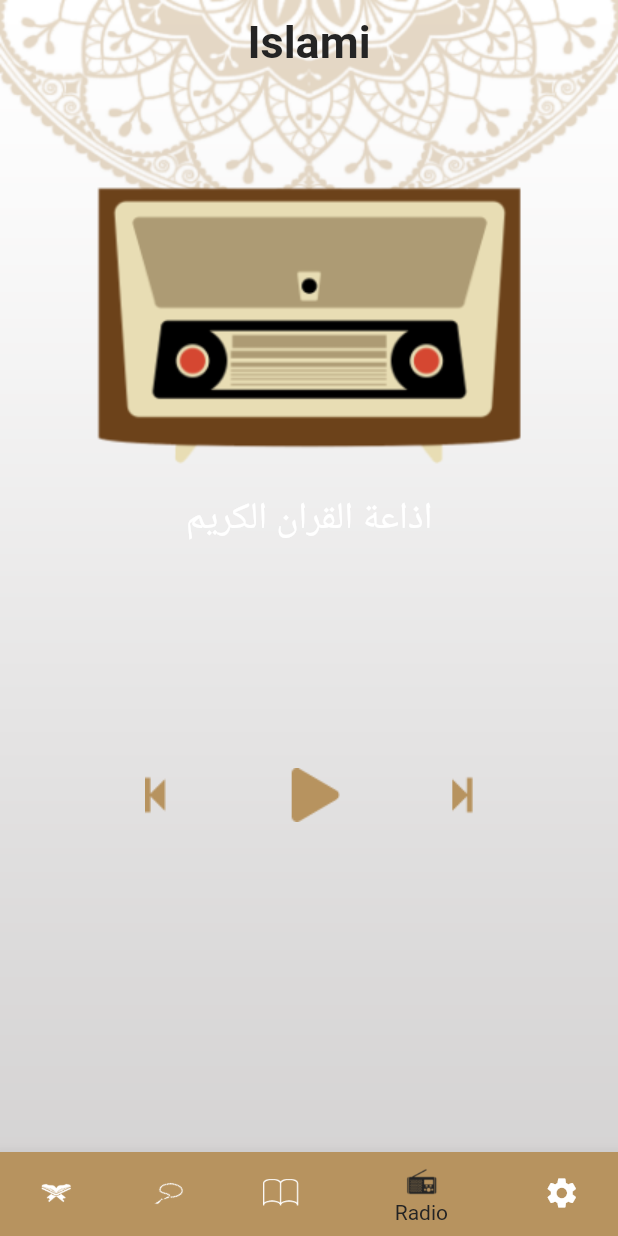
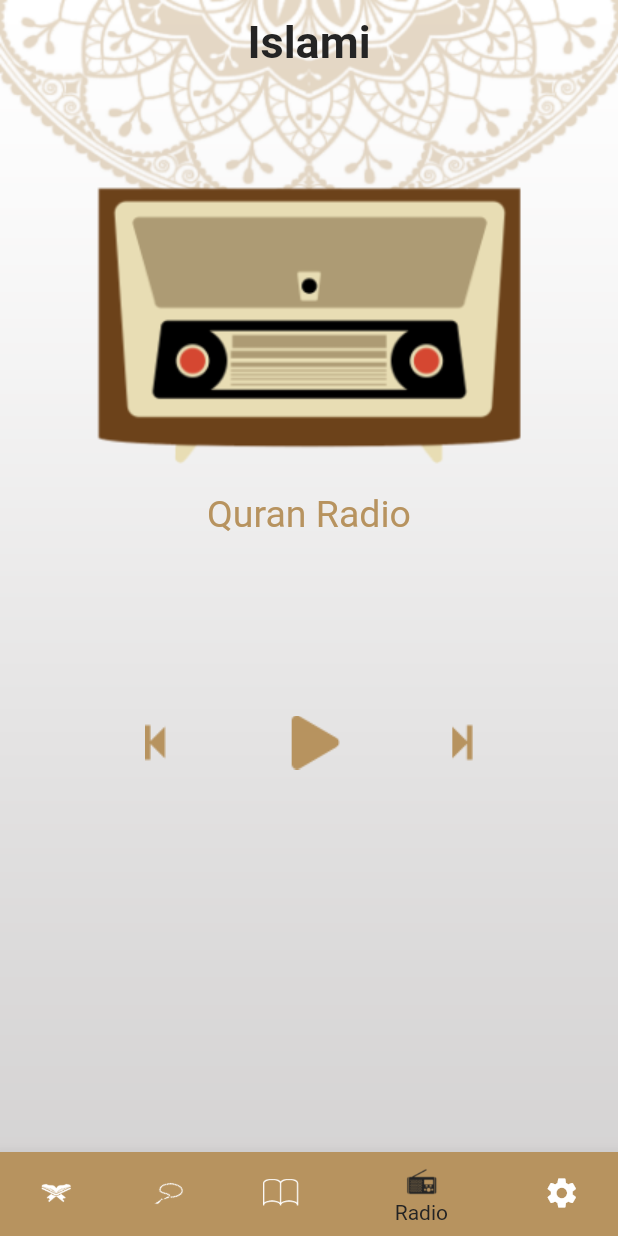
Before and after one commit to MennaAhmeed/islami, a Flutter app: the screen it shows after launch, item 4 of the bottom bar chosen, on a phone screen of 412 x 824 dp. Run offline on Flutter 3.47's test engine with Material 2 defaults, Android fonts, the phone set to English and light mode, and no system bars; generated files the repository leaves out were written again.

Commit message:
editing theming

```diff
--- a/lib/home/tabs/radio_tab.dart
+++ b/lib/home/tabs/radio_tab.dart
@@ -1,20 +1,24 @@
 import 'package:flutter/material.dart';
+import 'package:islami/home/providers/app_provider.dart';
 import 'package:islami/my_theme.dart';
+import 'package:provider/provider.dart';
+import 'package:flutter_gen/gen_l10n/app_localizations.dart';
 
 class RadioTab extends StatelessWidget {
   @override
   Widget build(BuildContext context) {
+    var provider=Provider.of<AppProvider>(context);
     return Container(
    child:Column(
      children: [
        SizedBox(height: 50,),
        Image.asset('assets/images/radio_header.png'),
-       Text('اذاعة القران الكريم',
+       Text(AppLocalizations.of(context)!.quranradio,
          style:TextStyle(
-             color: MyThemeData.colorWhite,
+             color: provider.themeMode==ThemeMode.light?MyThemeData.colorGold:MyThemeData.colorYellow,
            fontSize: 25
          ),),
-       SizedBox(height: 150,),
+       SizedBox(height: 120,),
        Image.asset('assets/images/radiobtn.png'),
      ],
    ),
--- a/lib/home/tabs/sebha_tab.dart
+++ b/lib/home/tabs/sebha_tab.dart
@@ -2,6 +2,7 @@ import 'package:flutter/material.dart';
 import 'package:islami/home/providers/app_provider.dart';
 import 'package:islami/my_theme.dart';
 import 'package:provider/provider.dart';
+import 'package:flutter_gen/gen_l10n/app_localizations.dart';
 
 class SebhaTab extends StatefulWidget {
   @override
@@ -46,7 +47,8 @@ class _SebhaTabState extends State<SebhaTab> {
             ],
           ),
           SizedBox(height: 20,),
-          Text('عدد التسبيحات',style: Theme.of(context).textTheme.bodyText1,),
+          Text(AppLocalizations.of(context)!.numberofcounters ,
+            style: Theme.of(context).textTheme.bodyText1,),
           SizedBox(height: 15,),
           Container(
             padding: EdgeInsets.all(20),
--- a/lib/l10n/app_ar.arb
+++ b/lib/l10n/app_ar.arb
@@ -6,5 +6,7 @@
 "radio":"الاذاعة",
 "ahadeth":"الأحاديث",
 "language":"اللغة",
-"theme":"المظهر"
+"theme":"المظهر",
+"numberofcounters":"عدد التسبيحات",
+"quranradio":"اذاعة القران الكريم"
 }
--- a/lib/l10n/app_en.arb
+++ b/lib/l10n/app_en.arb
@@ -6,5 +6,7 @@
 "radio":"Radio",
 "ahadeth":"Ahadeth",
 "language":"Language",
-"theme":"Theme"
+"theme":"Theme",
+"numberofcounters":"Number Of Counters",
+"quranradio":"Quran Radio"
 }
```
Also changed, not shown: lib/home/tabs/settings/settings.dart (+11 -3 lines).
